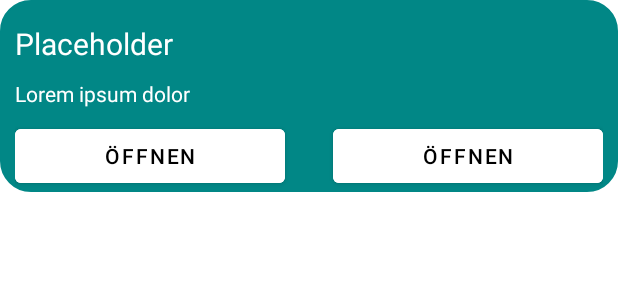
After one commit to lindlar-verbindet/DingensKirchen-Android, an Android app: the layout village_double_action.xml on its own in the app's theme, with its tools: preview values and no code run, on a phone screen of 412 x 824 dp. The commit adds this screen. Shown: the top 300 px of the screen. Run offline under Robolectric (Android 15) with nearby library versions, the phone set to English and light mode, and no system bars.

Commit message:
Added VillageActivity mockup and moved mapbox logo and info to top left

```diff
--- a/app/src/main/java/de/lindlarverbindet/dingenskirchen/activities/MapActivity.kt
+++ b/app/src/main/java/de/lindlarverbindet/dingenskirchen/activities/MapActivity.kt
@@ -8,6 +8,7 @@ import android.os.Bundle
 import android.text.method.LinkMovementMethod
 import android.text.util.Linkify
 import android.util.Log
+import android.view.Gravity
 import android.view.View
 import android.widget.TextView
 import android.widget.Toast
@@ -20,6 +21,7 @@ import com.mapbox.android.core.permissions.PermissionsListener
 import com.mapbox.android.core.permissions.PermissionsManager
 import com.mapbox.geojson.Feature
 import com.mapbox.mapboxsdk.Mapbox
+import com.mapbox.mapboxsdk.attribution.Attribution
 import com.mapbox.mapboxsdk.geometry.LatLng
 import com.mapbox.mapboxsdk.location.LocationComponentActivationOptions
 import com.mapbox.mapboxsdk.location.modes.CameraMode
@@ -68,6 +70,8 @@ class MapActivity: AppCompatActivity(), MapboxMap.OnMapClickListener, Permission
                 // enable compass
                 val uiSettings = mapboxMap.uiSettings
                 uiSettings.isCompassEnabled = true
+                uiSettings.logoGravity = Gravity.AXIS_PULL_BEFORE
+                uiSettings.attributionGravity = Gravity.AXIS_CLIP
 
                 enableLocationComponent(style)
             }
--- /dev/null
+++ b/app/src/main/res/layout/village_double_action.xml
@@ -0,0 +1,58 @@
+<?xml version="1.0" encoding="utf-8"?>
+<androidx.constraintlayout.widget.ConstraintLayout xmlns:android="http://schemas.android.com/apk/res/android"
+    android:layout_width="match_parent"
+    android:layout_height="wrap_content"
+    xmlns:app="http://schemas.android.com/apk/res-auto"
+    android:background="@drawable/widget_rounded_corners"
+    android:backgroundTint="@color/teal_700">
+
+    <TextView
+        android:id="@+id/village_single_action_title"
+        android:layout_width="match_parent"
+        android:layout_height="wrap_content"
+        android:paddingTop="15dp"
+        android:layout_marginStart="10dp"
+        android:layout_marginEnd="10dp"
+        android:text="Placeholder"
+        android:textSize="20sp"
+        android:textColor="@color/white"/>
+    <TextView
+        android:id="@+id/village_single_action_desc"
+        android:layout_width="match_parent"
+        android:layout_height="wrap_content"
+        app:layout_constraintTop_toBottomOf="@id/village_single_action_title"
+        android:layout_margin="10dp"
+        android:text="Lorem ipsum dolor"
+        android:textColor="@color/white"/>
+
+    <androidx.constraintlayout.widget.ConstraintLayout
+        android:layout_width="match_parent"
+        android:layout_height="wrap_content"
+        android:orientation="horizontal"
+        android:layout_marginTop="8dp"
+        android:layout_marginStart="10dp"
+        android:layout_marginEnd="10dp"
+        app:layout_constraintTop_toBottomOf="@id/village_single_action_desc">
+        <Button
+            android:id="@+id/village_double_first_action"
+            android:layout_width="0dp"
+            android:layout_height="wrap_content"
+            app:layout_constraintWidth_percent="0.46"
+            app:layout_constraintStart_toStartOf="parent"
+            android:backgroundTint="@color/white"
+            android:text="Öffnen"
+            android:textColor="@color/black" />
+
+        <Button
+            android:id="@+id/village_double_second_action"
+            android:layout_width="0dp"
+            android:layout_height="wrap_content"
+            app:layout_constraintEnd_toEndOf="parent"
+            app:layout_constraintWidth_percent="0.46"
+            android:backgroundTint="@color/white"
+            android:text="Öffnen"
+            android:textColor="@color/black"/>
+
+    </androidx.constraintlayout.widget.ConstraintLayout>
+
+</androidx.constraintlayout.widget.ConstraintLayout>
--- a/build.gradle
+++ b/build.gradle
@@ -7,7 +7,7 @@ buildscript {
         mavenCentral()
     }
     dependencies {
-        classpath "com.android.tools.build:gradle:4.1.3"
+        classpath 'com.android.tools.build:gradle:4.2.2'
         classpath "org.jetbrains.kotlin:kotlin-gradle-plugin:$kotlin_version"
 
         // NOTE: Do not place your application dependencies here; they belong
```
Also changed, not shown: app/src/main/AndroidManifest.xml (+7 -7 lines), app/src/main/java/de/lindlarverbindet/dingenskirchen/activities/VillageActivity.kt (added, +15 -0 lines), app/src/main/res/layout/activity_village.xml (added, +47 -0 lines), app/src/main/res/layout/village_single_action.xml (added, +42 -0 lines), gradle/wrapper/gradle-wrapper.properties.
